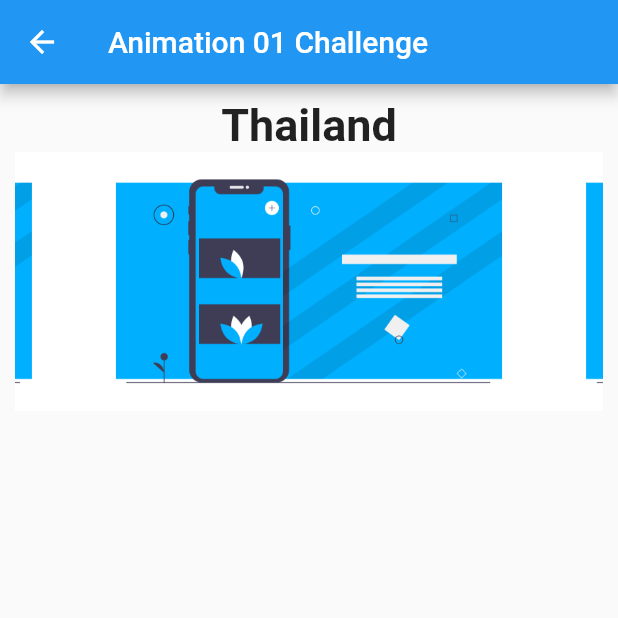
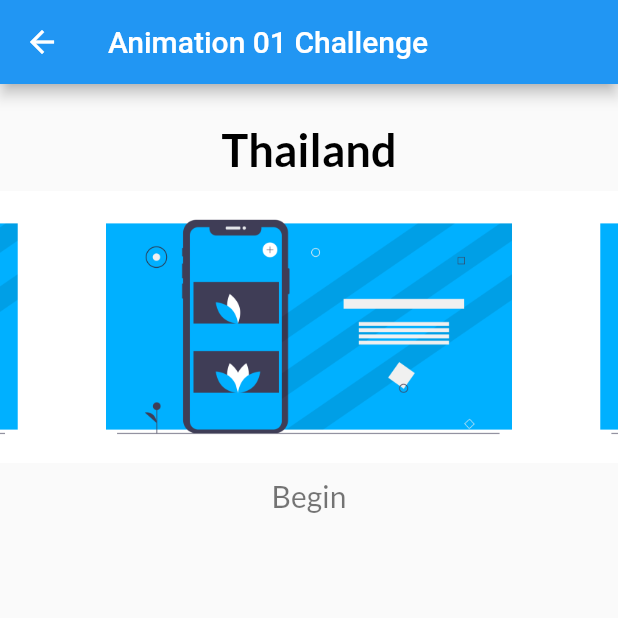
Before and after one commit to leopalmeiro/flutterAnimationChallenge, a Flutter app: the screen it shows after launch, after a tap on "Animation 01 Challenge", on a phone screen of 412 x 824 dp, the top half of it. Run offline on Flutter 3.47's test engine with Material 2 defaults, Android fonts, the phone set to English and light mode, and no system bars; our stand-ins replace flutter_swiper.

Commit message:
add fonts and animation01 screen

```diff
--- a/lib/Animation01_component/animation01_main_screen.dart
+++ b/lib/Animation01_component/animation01_main_screen.dart
@@ -13,13 +13,14 @@ class _Animation01MainScreenState extends State<Animation01MainScreen>
     with SingleTickerProviderStateMixin {
   final SwiperController _swiperController = SwiperController();
   AnimationController _animationController;
-  bool _showDescription = false;
+  int _current = 0;
+  int _itemCount = 3;
 
   @override
   void initState() {
     super.initState();
     _animationController = AnimationController(
-      duration: const Duration(seconds: 2),
+      duration: const Duration(seconds: 3),
       vsync: this,
     )..forward();
   }
@@ -30,10 +31,19 @@ class _Animation01MainScreenState extends State<Animation01MainScreen>
     _animationController.dispose();
   }
 
-  void _showDescr() {
-    print('object');
+  void _showDescr(index) {
     setState(() {
-      _showDescription = !_showDescription;
+      if (index == 0) {
+        _current = 0;
+      } else if (index == _itemCount - 1) {
+        _current = index;
+      } else if (index >= _current) {
+        _current++;
+      } else {
+        _current--;
+      }
+
+      print(index);
     });
   }
 
@@ -48,23 +58,22 @@ class _Animation01MainScreenState extends State<Animation01MainScreen>
         ),
       ),
       body: Container(
-        margin: EdgeInsets.all(10),
+        margin: EdgeInsets.only(top: 25),
         child: Column(
           children: <Widget>[
             Text(
               'Thailand',
-              style: TextStyle(
-                  color: Colors.black87,
-                  fontSize: 30,
-                  fontWeight: FontWeight.w600),
+              style: Theme.of(context).textTheme.headline1,
             ),
-            Container(
-              height: 300,
+            SizedBox(
+              height: 10,
+            ),
+            Expanded(
               child: Swiper(
                 controller: _swiperController,
-                onIndexChanged: (index) => _showDescr(),
+                onIndexChanged: (index) => _showDescr(index),
                 loop: true,
-                itemCount: 3,
+                itemCount: _itemCount,
                 viewportFraction: 0.8,
                 itemBuilder: (context, index) {
                   return Container(
@@ -72,17 +81,15 @@ class _Animation01MainScreenState extends State<Animation01MainScreen>
                       children: <Widget>[
                         Image.asset('assets/images/code.png'),
                         SizedBox(
-                          height: 15,
+                          height: 10,
                         ),
                         AnimatedOpacity(
-                          onEnd: () => {
-                            setState(() {
-                              _showDescription = false;
-                            })
-                          },
-                          opacity: _showDescription ? 1 : 0,
+                          opacity: _current == index ? 1 : 0,
                           duration: const Duration(seconds: 1),
-                          child: Text('Begin'),
+                          child: Text(
+                            'Begin',
+                            style: Theme.of(context).textTheme.headline2,
+                          ),
                         ),
                       ],
                     ),
--- a/lib/main.dart
+++ b/lib/main.dart
@@ -14,6 +14,20 @@ class MyApp extends StatelessWidget {
       title: 'Animation Challenge',
       theme: ThemeData(
         primarySwatch: Colors.blue,
+        accentColor: Colors.redAccent,
+        primaryColor: Colors.blue,
+        textTheme: TextTheme(
+          headline1: TextStyle(
+              color: Colors.black,
+              fontWeight: FontWeight.w700,
+              fontFamily: 'Lato',
+              fontSize: 30),
+          headline2: TextStyle(
+              color: Colors.black54,
+              fontWeight: FontWeight.w500,
+              fontFamily: 'Lato',
+              fontSize: 20),
+        ),
         visualDensity: VisualDensity.adaptivePlatformDensity,
       ),
       //home: MyHomePage(title: 'Flutter Demo Home Page'),
@@ -73,14 +87,15 @@ class _MyHomePageState extends State<MyHomePage> {
           SliverList(
             delegate: SliverChildListDelegate(
               [
-                InkWell(
-                  onTap: () =>
-                      Navigator.of(context).pushNamed(AppRoutes.ANIMATION01),
-                  child: Container(
-                    margin: EdgeInsets.all(20.0),
+                Container(
+                  margin: EdgeInsets.all(20.0),
+                  child: InkWell(
+                    onTap: () =>
+                        Navigator.of(context).pushNamed(AppRoutes.ANIMATION01),
                     child: Card(
                       shape: RoundedRectangleBorder(
-                          borderRadius: BorderRadius.circular(15)),
+                        borderRadius: BorderRadius.circular(15),
+                      ),
                       elevation: 10.0,
                       child: Column(
                         children: <Widget>[
@@ -93,10 +108,7 @@ class _MyHomePageState extends State<MyHomePage> {
                           ),
                           Text(
                             'Animation 01 Challenge',
-                            style: TextStyle(
-                                fontSize: 30,
-                                fontWeight: FontWeight.bold,
-                                color: Colors.black54),
+                            style: Theme.of(context).textTheme.headline1,
                           ),
                           SizedBox(
                             height: 10,
```
Also changed, not shown: pubspec.yaml (+9 -4 lines), assets/fonts/Lato-Black.ttf (added), assets/fonts/Lato-Bold.ttf (added), assets/fonts/Lato-Regular.ttf (added).
